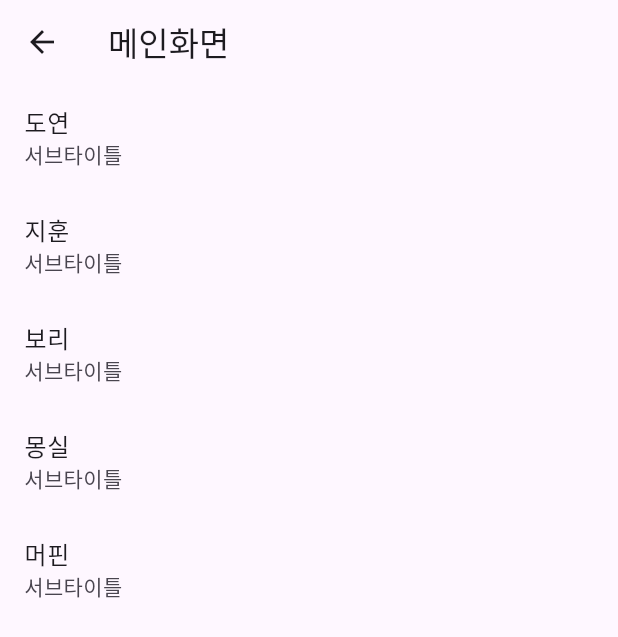
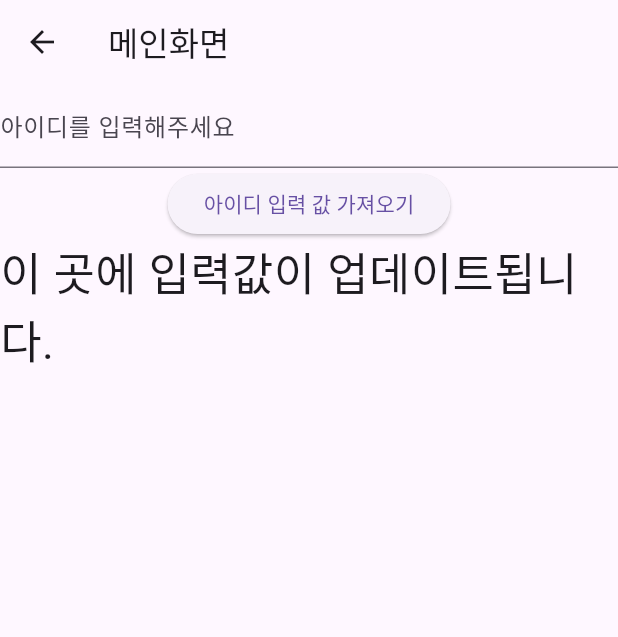
Before and after one commit to vvalvvizal/flutter_work, a Flutter app: the screen it shows after launch, on a phone screen of 412 x 824 dp. Shown: the top 637 px of the screen. Run offline on Flutter 3.47's test engine with Material 3 defaults, Android fonts, the phone set to English and light mode, and no system bars.

```diff
--- a/myfirstapp/lib/screen/main_screen.dart
+++ b/myfirstapp/lib/screen/main_screen.dart
@@ -9,23 +9,38 @@ class MainScreen extends StatefulWidget {
 
 class _MainScreenState extends State<MainScreen> {
   @override
-  List lstHello = ['도연', '지훈', '보리', '몽실', '머핀'];
+  String msg = '이 곳에 입력값이 업데이트됩니다.';
+  TextEditingController idController = TextEditingController();
+  //TextField 컨트롤러
 
   Widget build(BuildContext context) {
     return Scaffold(
       appBar: AppBar(
         title: Text('메인화면'),
       ),
-      body: ListView.builder(
-        itemBuilder: (context, index) {
-          //ListView 목록형 위젯
-          //아이템 UI를 return문에 구성
-          return ListTile(
-            title: Text('${lstHello[index]}'),
-            subtitle: Text('서브타이틀'),
-          );
-        },
-        itemCount: lstHello.length /*ListView의 길이 지정*/,
+      body: Column(
+        children: [
+          TextField(
+            controller: idController,
+            decoration: InputDecoration(labelText: '아이디를 입력해주세요'),
+          ),
+          ElevatedButton(
+            onPressed: () {
+              //클릭시 동작
+              //setState 밖에서 업데이트도 가능, 전체 다시 빌드
+              setState(() {
+                //widget update
+                //setState는 특정 위젯 별도로 업데이트
+                msg = idController.text.toString();
+              });
+            },
+            child: Text('아이디 입력 값 가져오기'),
+          ),
+          Text(
+            msg,
+            style: TextStyle(fontSize: 30),
+          )
+        ],
       ),
     );
   }
```
